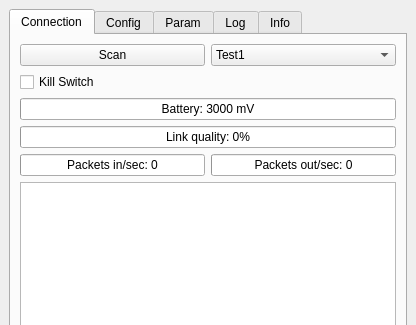
Above: src/crazyflieROS/ui/driverGUI.ui from omwdunkley/crazyflieROS before the change; both pictures show x 0 to 416 and y 0 to 325 of the 416 by 527 pixel window. Below: the same form after it.
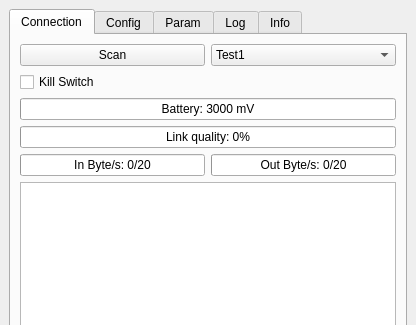
That is the form after the change. The open tabs and pages were chosen to show the change.

Commit message: fixed in/out packet rate

Diff of the .ui file:
```diff
--- a/src/crazyflieROS/ui/driverGUI.ui
+++ b/src/crazyflieROS/ui/driverGUI.ui
@@ -115,7 +115,7 @@
            <number>0</number>
           </property>
           <property name="format">
-           <string>Packets out/sec: %p</string>
+           <string>Out Byte/s: %v/%m</string>
           </property>
          </widget>
         </item>
@@ -128,7 +128,7 @@
            <number>0</number>
           </property>
           <property name="format">
-           <string>Packets in/sec: %p</string>
+           <string>In Byte/s: %v/%m</string>
           </property>
          </widget>
         </item>
```
Left out of the diff: 2 changed lines with no effect on the pictures. The commit also changes 6 other files.
